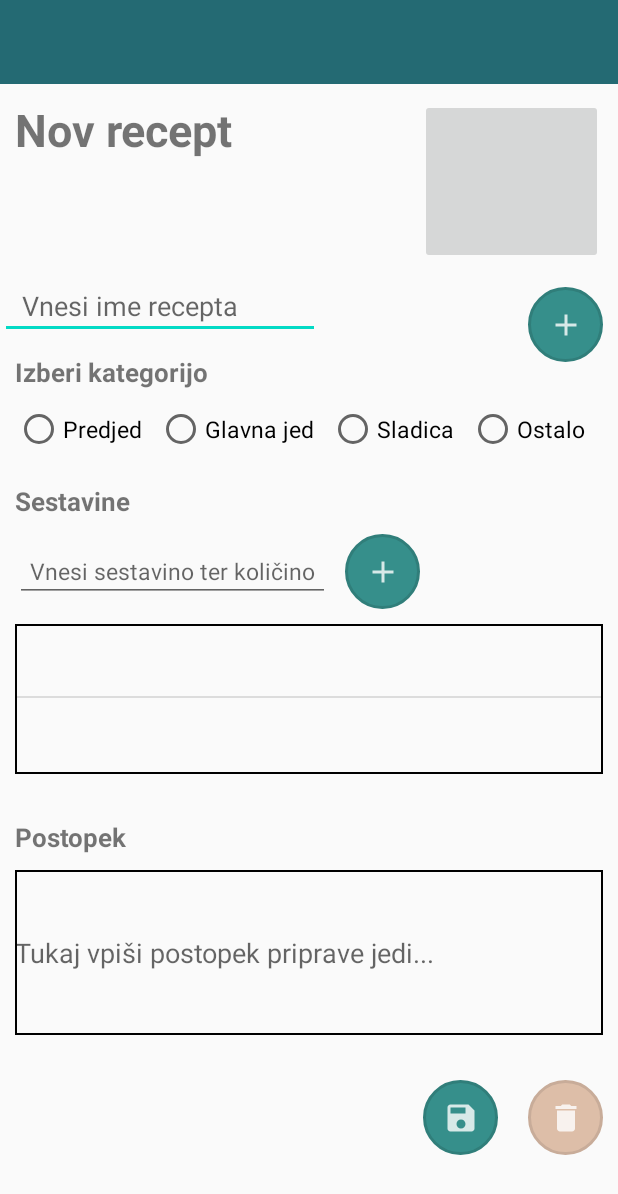
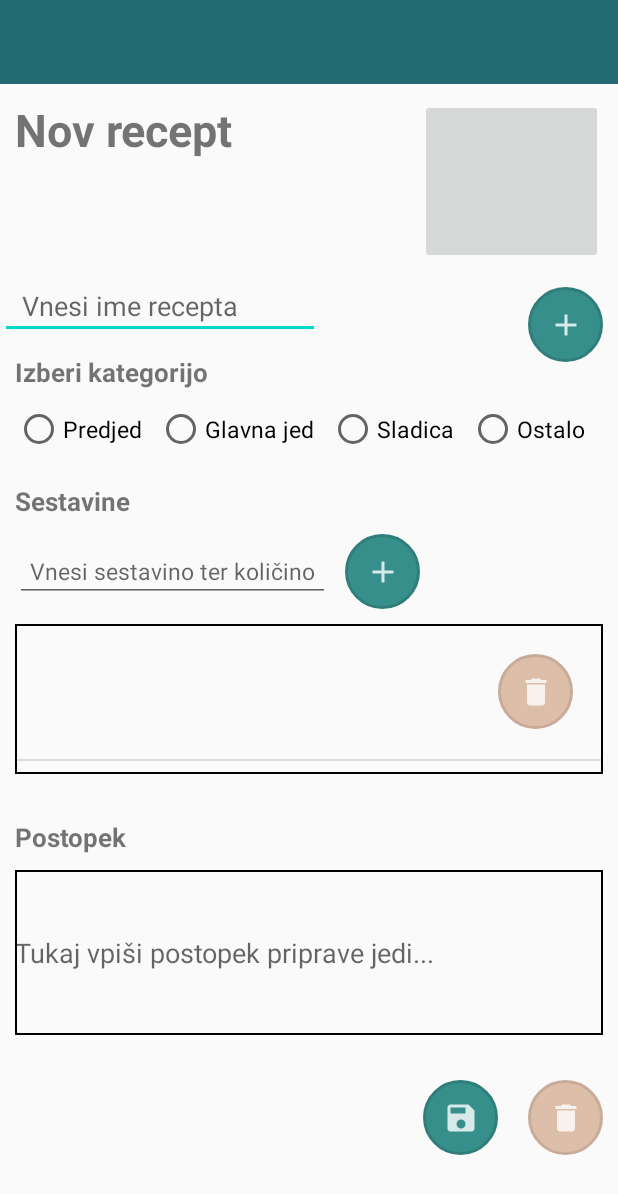
Before and after one commit to maticc97/mojiRecepti, an Android app: the addRecipeActivity screen opened directly, with no data from a screen before it, after a tap on an icon or button, on a phone screen of 412 x 824 dp. Shown: the top 1194 px of the screen. Run offline under Robolectric (Android 15) with nearby library versions, the phone set to English and light mode, and no system bars.

Commit message:
added list_view_items

```diff
--- a/app/src/main/java/si/uni/mojirecepti/addRecipeActivity.java
+++ b/app/src/main/java/si/uni/mojirecepti/addRecipeActivity.java
@@ -4,7 +4,9 @@ import androidx.appcompat.app.AppCompatActivity;
 
 import android.content.Intent;
 import android.os.Bundle;
+import android.text.Layout;
 import android.view.View;
+import android.widget.AdapterView;
 import android.widget.ArrayAdapter;
 import android.widget.Button;
 import android.widget.EditText;
@@ -29,8 +31,9 @@ public class addRecipeActivity extends AppCompatActivity {
 
     EditText napisiSestavino;
     ImageButton dodaj;
-    ImageButton preklici;
+    ImageButton preklici, delete;
     ListView lv;
+    Layout a;
     ArrayList<String> arrayList;
     ArrayAdapter<String> adapter;
 
@@ -54,16 +57,23 @@ public class addRecipeActivity extends AppCompatActivity {
         dodaj = findViewById(R.id.btnSestavine);
         lv = findViewById(R.id.listView_lv);
 
+        delete = findViewById(R.id.odstranisest);
         preklici = findViewById(R.id.preklici_btn);
 
+
+
         arrayList = new ArrayList<String>();
-        adapter = new ArrayAdapter<String>(addRecipeActivity.this, android.R.layout.simple_list_item_1, arrayList);
+        adapter = new ArrayAdapter<String>(addRecipeActivity.this, R.layout.list_item_layout, R.id.lst_txt, arrayList);
         lv.setAdapter(adapter);
         dodajSestavino();
         AddData();
         GetRadioButtonData();
         preklici();
+
     }
+
+
+
 
     @Override
     public void finish() {
@@ -149,4 +159,6 @@ public class addRecipeActivity extends AppCompatActivity {
             }
         });
    }
+
+
 }
--- a/app/src/main/res/layout/header.xml
+++ b/app/src/main/res/layout/header.xml
@@ -4,6 +4,7 @@
     android:layout_width="match_parent"
     android:layout_height="56dp"
     android:orientation="vertical"
+    android:id="@+id/testing_matic"
     android:background="@color/header"
     >
 
--- a/app/src/main/res/layout/list_item_layout.xml
+++ b/app/src/main/res/layout/list_item_layout.xml
@@ -1,6 +1,30 @@
 <?xml version="1.0" encoding="utf-8"?>
-<androidx.constraintlayout.widget.ConstraintLayout
-    xmlns:android="http://schemas.android.com/apk/res/android" android:layout_width="match_parent"
-    android:layout_height="match_parent">
+<RelativeLayout xmlns:android="http://schemas.android.com/apk/res/android"
+    android:layout_height="match_parent"
+    android:layout_width="match_parent"
+    android:padding="10dp">
 
-</androidx.constraintlayout.widget.ConstraintLayout>
+    <TextView
+        android:id="@+id/lst_txt"
+        android:layout_width="wrap_content"
+        android:layout_height="wrap_content"
+        android:layout_alignParentStart="true"
+        android:layout_alignParentLeft="true"
+        android:textAllCaps="true"
+        android:textSize="20sp"
+        android:layout_marginTop="21dp"
+        android:layout_toStartOf="@+id/show_more_btn"
+        android:layout_toLeftOf="@+id/show_more_btn"
+        android:text="New item" />
+
+
+
+    <ImageButton
+        android:id="@+id/odstranisest"
+        style="@style/btn"
+        android:layout_alignParentRight="true"
+        android:src="@drawable/ic_delete"
+        android:background="@drawable/red_background"
+        android:layout_alignParentEnd="true" />
+
+</RelativeLayout>
```
